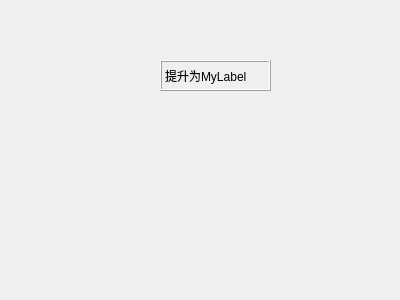
Above: 13_Event/widget.ui from madhat386/myQtTest before the change. Below: the same form after it.
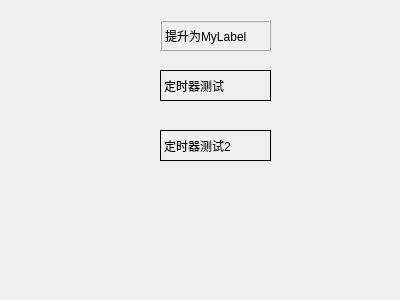
That is the form after the change. Custom widgets are drawn as their Qt base class.

What changed in the file:
```diff
--- a/13_Event/widget.ui
+++ b/13_Event/widget.ui
@@ -17,7 +17,7 @@
    <property name="geometry">
     <rect>
      <x>160</x>
-     <y>60</y>
+     <y>20</y>
      <width>111</width>
      <height>31</height>
     </rect>
@@ -32,6 +32,38 @@
     <string>提升为MyLabel</string>
    </property>
   </widget>
+  <widget class="QLabel" name="label_timer">
+   <property name="geometry">
+    <rect>
+     <x>160</x>
+     <y>70</y>
+     <width>111</width>
+     <height>31</height>
+    </rect>
+   </property>
+   <property name="frameShape">
+    <enum>QFrame::Box</enum>
+   </property>
+   <property name="text">
+    <string>定时器测试</string>
+   </property>
+  </widget>
+  <widget class="QLabel" name="label_timer2">
+   <property name="geometry">
+    <rect>
+     <x>160</x>
+     <y>130</y>
+     <width>111</width>
+     <height>31</height>
+    </rect>
+   </property>
+   <property name="frameShape">
+    <enum>QFrame::Panel</enum>
+   </property>
+   <property name="text">
+    <string>定时器测试2</string>
+   </property>
+  </widget>
  </widget>
  <layoutdefault spacing="6" margin="11"/>
  <customwidgets>
```
